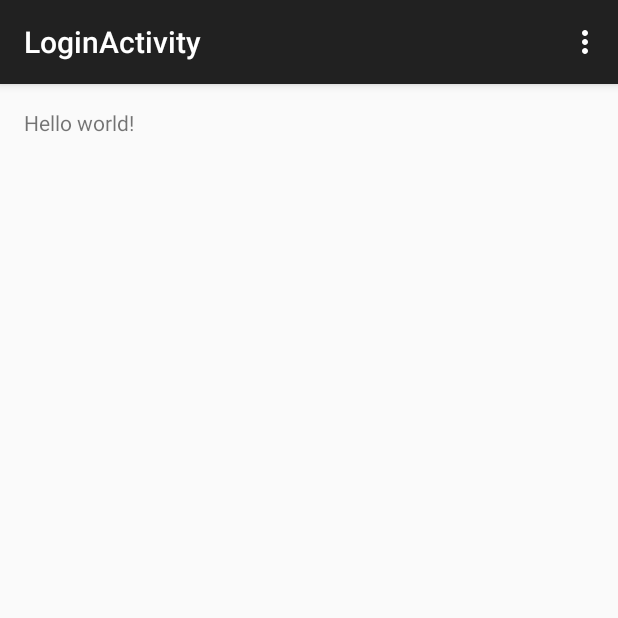
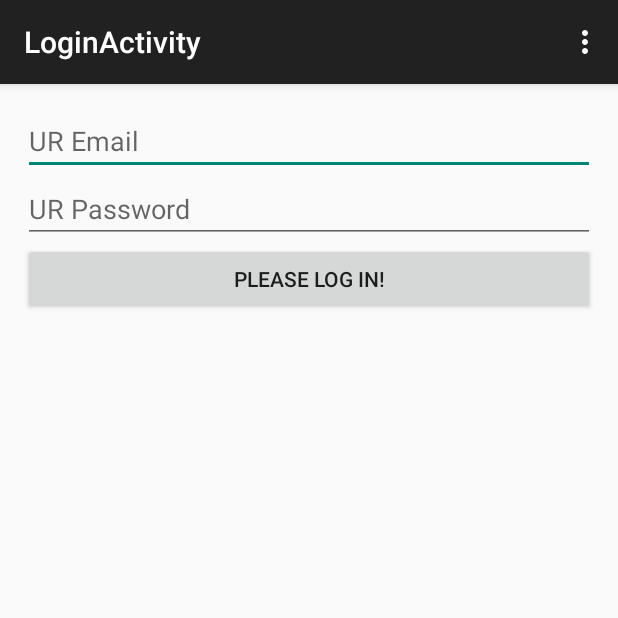
Before and after one commit to mthomsonbrown/Tasterly_Android, an Android app: the LoginActivity screen opened directly, with no data from a screen before it, on a phone screen of 412 x 824 dp, the top half of it. Run offline under Robolectric (Android 15) with nearby library versions, the phone set to English and light mode, and no system bars.

Commit message:
Filled out login xml layout

```diff
--- a/app/src/main/res/layout/activity_login.xml
+++ b/app/src/main/res/layout/activity_login.xml
@@ -1,12 +1,41 @@
-<RelativeLayout xmlns:android="http://schemas.android.com/apk/res/android"
-    xmlns:tools="http://schemas.android.com/tools" android:layout_width="match_parent"
-    android:layout_height="match_parent" android:paddingLeft="@dimen/activity_horizontal_margin"
-    android:paddingRight="@dimen/activity_horizontal_margin"
-    android:paddingTop="@dimen/activity_vertical_margin"
-    android:paddingBottom="@dimen/activity_vertical_margin"
-    tools:context="com.slashandhyphen.tasterly.LoginActivity">
+<ScrollView xmlns:android="http://schemas.android.com/apk/res/android"
+    android:layout_width="match_parent"
+    android:layout_height="match_parent" >
 
-    <TextView android:text="@string/hello_world" android:layout_width="wrap_content"
-        android:layout_height="wrap_content" />
+    <LinearLayout
+        android:layout_width="match_parent"
+        android:layout_height="wrap_content"
+        android:orientation="vertical"
+        android:padding="15dp" >
 
-</RelativeLayout>
+        <EditText
+            android:id="@+id/userEmail"
+            android:layout_width="match_parent"
+            android:layout_height="wrap_content"
+            android:layout_weight="1"
+            android:ems="10"
+            android:hint="@string/user_email"
+            android:inputType="textEmailAddress" >
+
+            <requestFocus />
+        </EditText>
+
+        <EditText
+            android:id="@+id/userPassword"
+            android:layout_width="match_parent"
+            android:layout_height="wrap_content"
+            android:layout_weight="1"
+            android:ems="10"
+            android:hint="@string/user_password"
+            android:inputType="textPassword" />
+
+        <Button
+            android:id="@+id/loginButton"
+            android:layout_width="match_parent"
+            android:layout_height="wrap_content"
+            android:layout_weight="1"
+            android:onClick="login"
+            android:text="@string/login" />
+    </LinearLayout>
+
+</ScrollView>
--- a/app/src/main/res/values/strings.xml
+++ b/app/src/main/res/values/strings.xml
@@ -12,5 +12,7 @@
     <string name="login">Please LOG IN!</string>
     <string name="title_activity_register">RegisterActivity</string>
     <string name="title_activity_login">LoginActivity</string>
+    <string name="user_password">UR Password</string>
+    <string name="user_email">UR Email</string>
 
 </resources>
```
